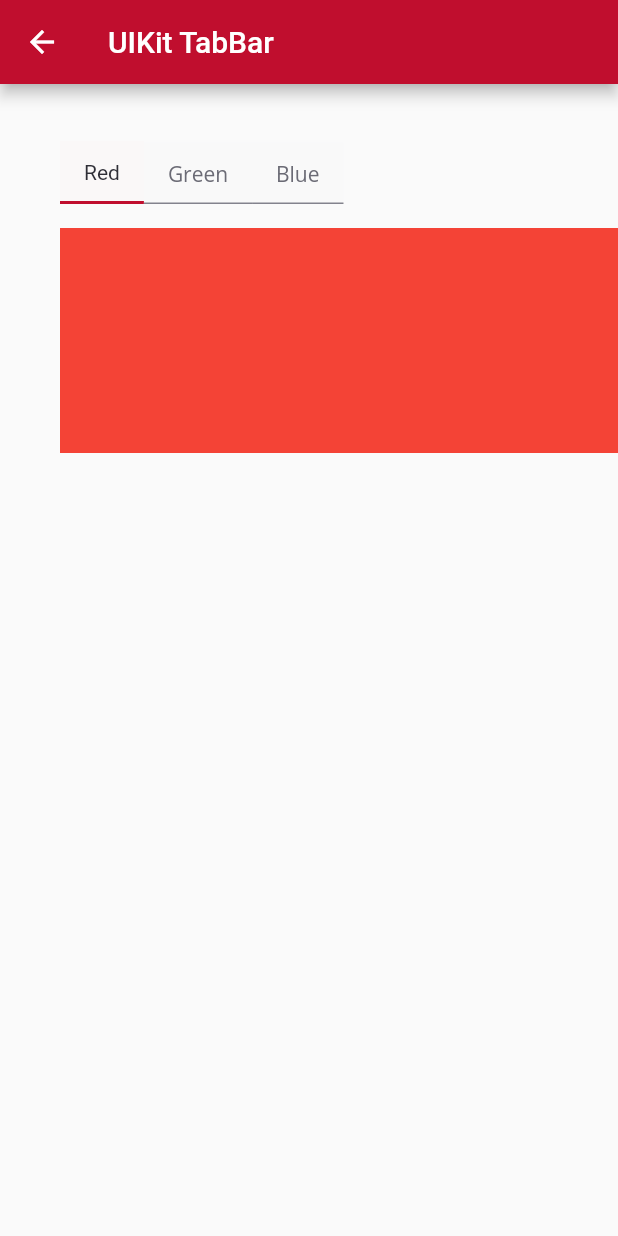
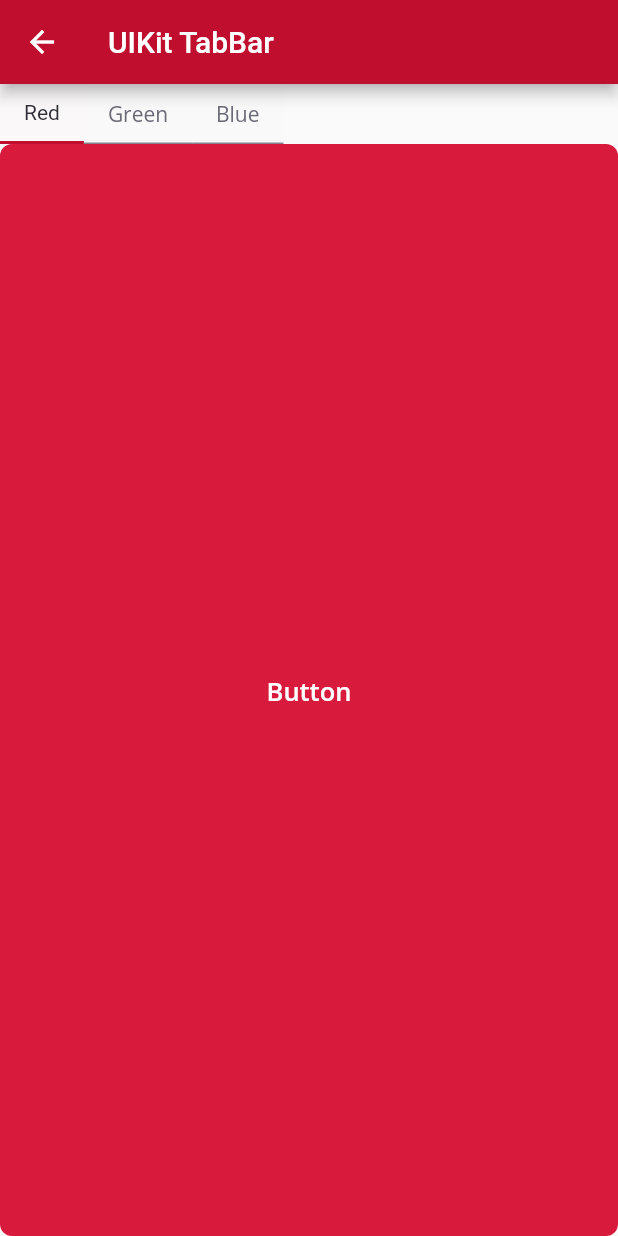
Before and after one commit to smartup-ike/smartup_uikit, a Flutter app: the TabBarExample screen opened by its route, on a phone screen of 412 x 824 dp. Run offline on Flutter 3.47's test engine with Material 2 defaults, Android fonts, the phone set to English and light mode, and no system bars; our stand-ins replace flutter_hooks, flutter_svg, go_router, google_fonts.

```diff
--- a/example/lib/tab_bar.dart
+++ b/example/lib/tab_bar.dart
@@ -12,11 +12,7 @@ class TabBarExample extends HookWidget {
         backgroundColor: UIKitTheme.of(context).colors.primary800,
         title: const Text("UIKit TabBar"),
       ),
-      body: Column(
-        children: [
-          Padding(
-            padding: const EdgeInsets.only(top: 40, left: 40),
-            child: UIKitTabBar(
+      body: UIKitTabBar(
           labels: const [
             Text("Red"),
             Text("Green"),
@@ -24,26 +20,29 @@ class TabBarExample extends HookWidget {
           ],
           sizeScheme: UIKitSizeScheme(),
           children: [
-                Container(
-                  height: 150,
-                  width: 400,
-                  color: Colors.red,
+            UIKitButton.largePrimary(
+              labelText: const Text("Button"),
+              onTap: () {},
             ),
-                Container(
-                  height: 150,
-                  width: 400,
-                  color: Colors.green,
+            Align(
+                alignment: Alignment.topLeft,
+                child: Container(color: Colors.blue,height: 200,width: 400,)),
+            const Column(
+              children: [
+                Text(
+                    "Lorem ipsum dolor sit amet, consectetur adipiscing elit. Vestibulum orci justo, faucibus at volutpat scelerisque, sagittis id sem. Nam porta laoreet ipsum, in condimentum nibh lacinia fringilla. Sed ultrices, tortor vulputate ultricies laoreet."),
+                UIKitButton.mediumOutline(),
+                SizedBox(
+                  height: 200,
                 ),
-                Container(
-                  height: 150,
-                  width: 400,
-                  color: Colors.blue,
-                ),
+                Text(
+                    "Lorem ipsum dolor sit amet, consectetur adipiscing elit. Vestibulum orci justo, faucibus at volutpat scelerisque, sagittis id sem. Nam porta laoreet ipsum, in condimentum nibh lacinia fringilla. Sed ultrices, tortor vulputate ultricies laoreet."),
+                UIKitButton.mediumOutline(),
               ],
-            ),
             )
           ],
         ),
+
     );
   }
 }
--- a/lib/src/uikit_tab_bar.dart
+++ b/lib/src/uikit_tab_bar.dart
@@ -17,12 +17,12 @@ class UIKitTabBar extends HookWidget {
   /// The second child is for the second tab etc.
   final List<Widget> children;
 
-  const UIKitTabBar(
-      {super.key,
+  const UIKitTabBar({
+    super.key,
     required this.labels,
     required this.sizeScheme,
-      required this.children})
-      : assert(
+    required this.children,
+  }) : assert(
           (children.length == labels.length),
           'The number of children must be equal to the number of labels.',
         );
@@ -34,18 +34,26 @@ class UIKitTabBar extends HookWidget {
     // Direction is used to detect the swipe detection on the calendar.
     String direction = '';
 
-    return Center(
-      child: Column(
+    List<Widget> childrenWithKeys = useMemoized(() {
+      List<Widget> childrenWithKeys = [];
+      for (int i = 0; i < children.length; i++) {
+        childrenWithKeys.add(Container(
+          key: ValueKey(i),
+          child: children[i],
+        ));
+      }
+      return childrenWithKeys;
+    }, [children.length]);
+
+    return Column(
       mainAxisAlignment: MainAxisAlignment.start,
-        crossAxisAlignment: CrossAxisAlignment.start,
+      crossAxisAlignment: CrossAxisAlignment.stretch,
       children: [
         Row(
-            mainAxisSize: MainAxisSize.min,
           children: [
             // For every child we make UIKitTab.
             for (int i = 0; i < children.length; i++) ...[
               UIKitTab.line(
-                  key: ValueKey<int>(i),
                 isActive: tabIndex$.value == i,
                 onTap: () => tabIndex$.value = i,
                 label: labels[i],
@@ -53,8 +61,10 @@ class UIKitTabBar extends HookWidget {
             ],
           ],
         ),
-          const SizedBox(height: 16),
-          GestureDetector(
+        //const SizedBox(height: 16),
+        Expanded(
+          child: GestureDetector(
+          behavior: HitTestBehavior.opaque,
             onPanEnd: (details) {
               // We only want swipe to work if we are not on a web platform.
               if (!kIsWeb) {
@@ -85,13 +95,22 @@ class UIKitTabBar extends HookWidget {
               }
             },
             // According to the selected tab we show the correct child.
-            child:
-              AnimatedSwitcher(
-                  duration: const Duration(seconds: 3),
-                  child: children[tabIndex$.value]),
+            child: AnimatedSwitcher(
+              duration: const Duration(milliseconds: 150),
+              transitionBuilder: (Widget child, Animation<double> animation) {
+                return SlideTransition(
+                  position: Tween(
+                    begin: const Offset(0.3, 0.0),
+                    end: const Offset(0.0, 0.0),
+                  ).animate(animation),
+                  child: child,
+                );
+              },
+              child: childrenWithKeys[tabIndex$.value],
+            ),
+          ),
         ),
       ],
-      ),
     );
   }
 }
```
Lines whose indentation alone changed are shown as unchanged.
